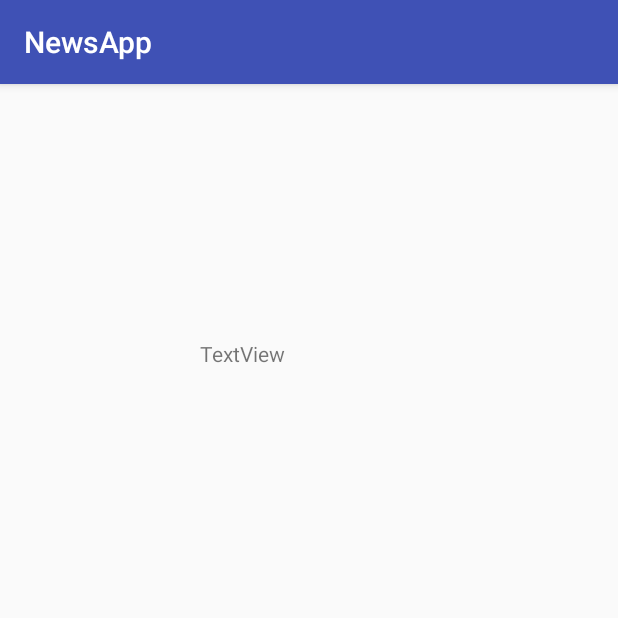
After one commit to davidscanlon/NewsApp, an Android app: the NewsActivity screen opened directly, with no data from a screen before it, on a phone screen of 412 x 824 dp, the top half of it. The commit adds this screen. Run offline under Robolectric (Android 15) with nearby library versions, the phone set to English and light mode, and no system bars; 1 statement that could not run was skipped.

Commit message:
Clicking items sending to NewsActivity correctly

```diff
--- a/app/src/main/AndroidManifest.xml
+++ b/app/src/main/AndroidManifest.xml
@@ -4,7 +4,6 @@
 
     <uses-permission android:name="android.permission.INTERNET" />
     <uses-permission android:name="android.permission.ACCESS_NETWORK_STATE" />
-
 
     <application
         android:allowBackup="true"
@@ -20,6 +19,7 @@
                 <category android:name="android.intent.category.LAUNCHER" />
             </intent-filter>
         </activity>
+        <activity android:name=".NewsActivity"></activity>
     </application>
 
 </manifest>
--- /dev/null
+++ b/app/src/main/java/com/example/david/newsapp/NewsActivity.java
@@ -0,0 +1,28 @@
+package com.example.david.newsapp;
+
+import android.support.v7.app.AppCompatActivity;
+import android.os.Bundle;
+import android.util.Log;
+import android.widget.Toast;
+
+public class NewsActivity extends AppCompatActivity {
+
+
+    Source source = null;
+
+    @Override
+    protected void onCreate(Bundle savedInstanceState) {
+        super.onCreate(savedInstanceState);
+        setContentView(R.layout.activity_news);
+
+        if (getIntent() != null && getIntent().getExtras() != null) {
+            source = getIntent().getExtras().getParcelable(MainActivity.SOURCE_KEY);
+        }
+
+        Toast.makeText(this, source.getName(), Toast.LENGTH_SHORT).show();
+    }
+
+
+
+
+}
--- /dev/null
+++ b/app/src/main/res/layout/activity_news.xml
@@ -0,0 +1,18 @@
+<?xml version="1.0" encoding="utf-8"?>
+<android.support.constraint.ConstraintLayout xmlns:android="http://schemas.android.com/apk/res/android"
+    xmlns:app="http://schemas.android.com/apk/res-auto"
+    xmlns:tools="http://schemas.android.com/tools"
+    android:layout_width="match_parent"
+    android:layout_height="match_parent"
+    tools:context="com.example.david.newsapp.NewsActivity">
+
+    <TextView
+        android:id="@+id/testing"
+        android:layout_width="wrap_content"
+        android:layout_height="wrap_content"
+        android:layout_marginStart="133dp"
+        android:layout_marginTop="170dp"
+        android:text="TextView"
+        app:layout_constraintStart_toStartOf="parent"
+        app:layout_constraintTop_toTopOf="parent" />
+</android.support.constraint.ConstraintLayout>
```
Also changed, not shown: app/src/main/java/com/example/david/newsapp/MainActivity.java (+78 -17 lines), app/src/main/java/com/example/david/newsapp/Source.java (+32 -1 lines), app/src/main/res/layout/activity_main.xml (+8 -15 lines), app/src/main/res/layout/text_layout.xml (added, +11 -0 lines).
